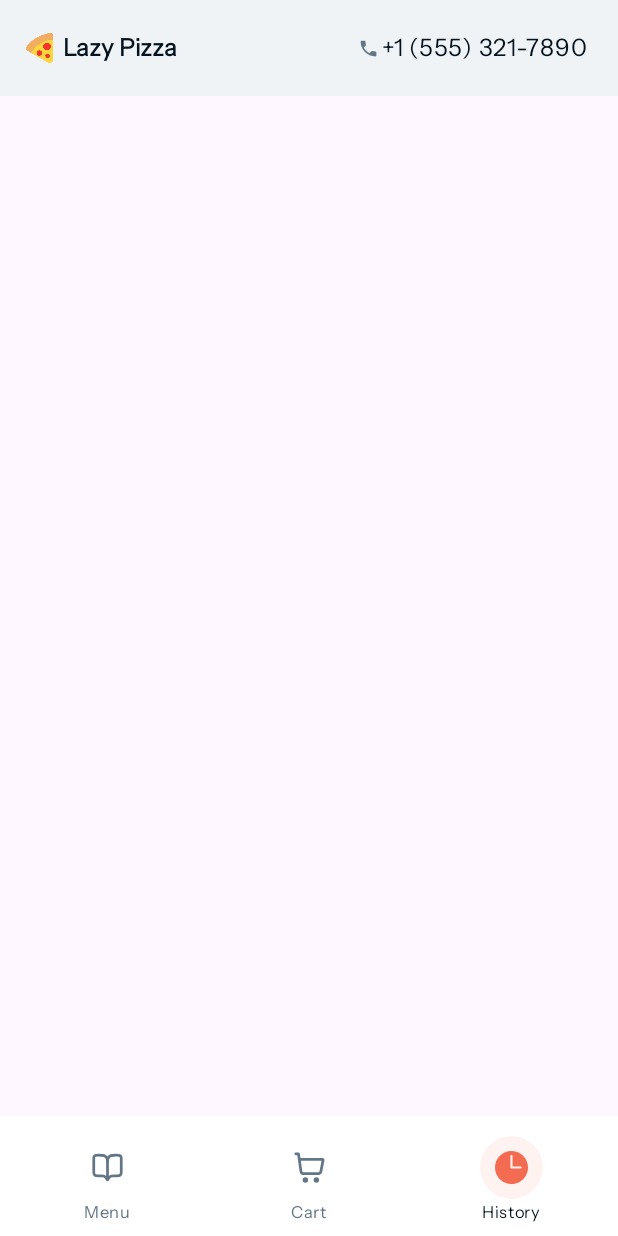
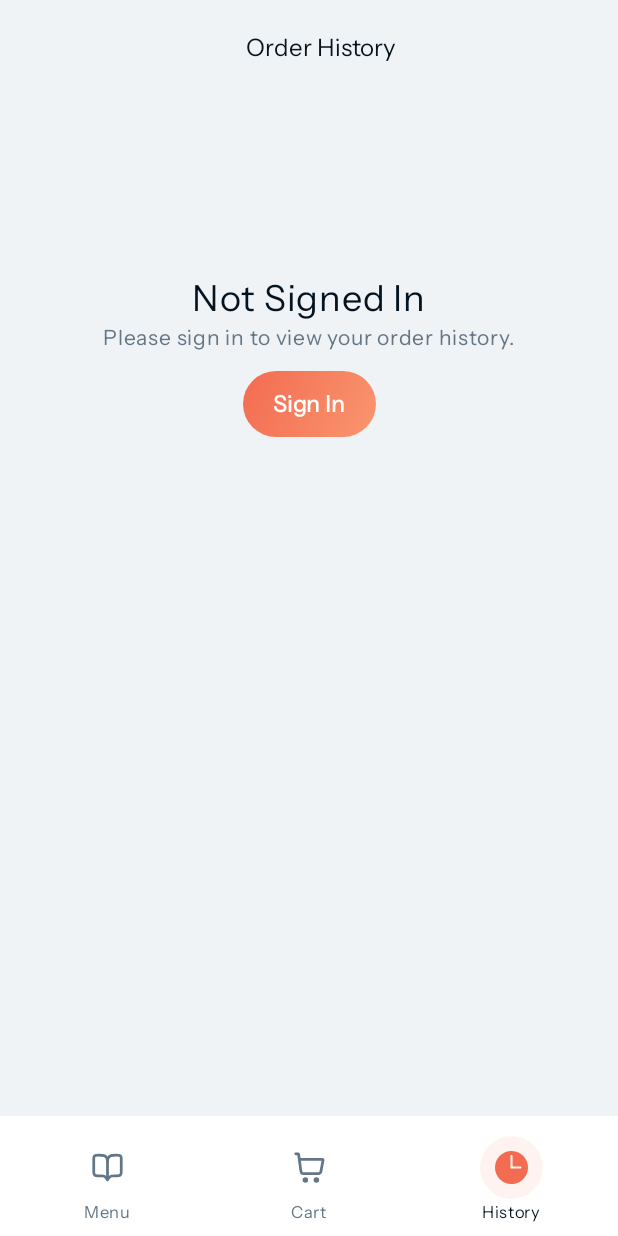
Before and after one commit to patelayush/LazyPizza, an Android app built with Jetpack Compose: the screen it shows after launch (MainActivity), after a tap on "History", on a phone screen of 412 x 824 dp. Run offline under Robolectric (Android 15) with nearby library versions, the phone set to English and light mode, and no system bars; our stand-ins replace Firebase (no records; nobody signed in at launch, a user with empty details on screens opened directly); 2 other taps on this screen came first.

Commit message:
Adds OrderHistory screen

```diff
--- a/app/src/main/java/com/example/lazypizza/MainActivity.kt
+++ b/app/src/main/java/com/example/lazypizza/MainActivity.kt
@@ -36,6 +36,7 @@ import androidx.compose.ui.platform.LocalConfiguration
 import androidx.compose.ui.platform.LocalContext
 import androidx.compose.ui.res.painterResource
 import androidx.compose.ui.text.font.FontWeight
+import androidx.compose.ui.text.style.TextAlign
 import androidx.compose.ui.unit.dp
 import androidx.compose.ui.unit.sp
 import androidx.core.net.toUri
@@ -44,6 +45,7 @@ import androidx.lifecycle.lifecycleScope
 import androidx.lifecycle.viewmodel.compose.viewModel
 import com.example.lazypizza.screens.CartScreen
 import com.example.lazypizza.screens.MenuScreen
+import com.example.lazypizza.screens.OrderHistory
 import com.example.lazypizza.screens.PizzaScreen
 import com.example.lazypizza.ui.theme.FontFamily
 import com.example.lazypizza.ui.theme.LazyPizzaTheme
@@ -79,6 +81,8 @@ class MainActivity : ComponentActivity() {
                     topBar = {
                         TopAppBar(
                             title = {
+                                when (homeViewModel.currentTabSelected.value) {
+                                    Screen.MenuScreen -> {
                                         if (homeViewModel.currentMenuStackScreen.value == MenuStack.MenuScreen) {
                                             Row(
                                                 verticalAlignment = Alignment.CenterVertically,
@@ -98,9 +102,37 @@ class MainActivity : ComponentActivity() {
                                                 )
                                             }
                                         }
+                                    }
+
+                                    Screen.CartScreen -> {
+                                        Text(
+                                            text = "Cart",
+                                            fontSize = 16.sp,
+                                            fontFamily = FontFamily,
+                                            fontWeight = FontWeight.Medium,
+                                            color = TextPrimary,
+                                            textAlign = TextAlign.Center,
+                                            modifier = Modifier.fillMaxWidth()
+                                        )
+                                    }
+
+                                    Screen.OrderHistoryScreen -> {
+                                        Text(
+                                            text = "Order History",
+                                            fontSize = 16.sp,
+                                            fontFamily = FontFamily,
+                                            fontWeight = FontWeight.Medium,
+                                            color = TextPrimary,
+                                            textAlign = TextAlign.Center,
+                                            modifier = Modifier.fillMaxWidth()
+                                        )
+                                    }
+                                }
                             },
                             actions = {
-                                if (homeViewModel.currentMenuStackScreen.value == MenuStack.MenuScreen) {
+                                if (homeViewModel.currentTabSelected.value == Screen.MenuScreen
+                                    && homeViewModel.currentMenuStackScreen.value == MenuStack.MenuScreen
+                                ) {
                                     Row(
                                         verticalAlignment = Alignment.CenterVertically,
                                         horizontalArrangement = Arrangement.spacedBy(2.dp),
@@ -217,7 +249,11 @@ class MainActivity : ComponentActivity() {
                                 isScreenWide = isScreenWide,
                             )
 
-                            else -> {}
+                            Screen.OrderHistoryScreen -> OrderHistory(
+                                modifier = Modifier,
+                                viewModel = homeViewModel,
+                                isScreenWide = isScreenWide,
+                            )
                         }
 
                         if (homeViewModel.isLoading.value) {
--- /dev/null
+++ b/app/src/main/java/com/example/lazypizza/screens/HistoryScreen.kt
@@ -0,0 +1,104 @@
+package com.example.lazypizza.screens
+
+import GradientButton
+import androidx.compose.foundation.background
+import androidx.compose.foundation.layout.Box
+import androidx.compose.foundation.layout.Column
+import androidx.compose.foundation.layout.fillMaxSize
+import androidx.compose.foundation.layout.fillMaxWidth
+import androidx.compose.foundation.layout.padding
+import androidx.compose.material3.Text
+import androidx.compose.runtime.Composable
+import androidx.compose.runtime.snapshots.SnapshotStateList
+import androidx.compose.ui.Alignment
+import androidx.compose.ui.Modifier
+import androidx.compose.ui.text.font.FontWeight
+import androidx.compose.ui.tooling.preview.Preview
+import androidx.compose.ui.unit.dp
+import androidx.compose.ui.unit.sp
+import com.example.lazypizza.repository.CartItem
+import com.example.lazypizza.ui.theme.FontFamily
+import com.example.lazypizza.ui.theme.SurfaceHighest
+import com.example.lazypizza.ui.theme.TextPrimary
+import com.example.lazypizza.ui.theme.TextSeconday
+import com.example.lazypizza.viewmodel.HomeViewModel
+import com.example.lazypizza.viewmodel.Screen
+import com.example.lazypizza.widescreens.WideOrderHistoryScreenContent
+
+@Composable
+fun OrderHistory(modifier: Modifier = Modifier, viewModel: HomeViewModel, isScreenWide: Boolean) {
+    Box(modifier.fillMaxSize().background(SurfaceHighest)) {
+        if (isScreenWide) {
+            WideOrderHistoryScreenContent(
+                cartItems = viewModel.cartItems,
+                loginClicked = {
+                    viewModel.switchTab(Screen.MenuScreen)
+                }
+            )
+        } else {
+            OrderHistoryScreenContent(
+                cartItems = viewModel.cartItems,
+                loginClicked = {
+                   TODO()
+                }
+            )
+        }
+    }
+}
+
+@Composable
+fun OrderHistoryScreenContent(
+    modifier: Modifier = Modifier,
+    cartItems: SnapshotStateList<CartItem>,
+    loginClicked: () -> Unit,
+) {
+    Box(modifier.fillMaxSize()) {
+        if (cartItems.isEmpty()) {
+            EmptyHistory(
+                modifier = Modifier.padding(top = 120.dp),
+                loginClicked = loginClicked
+            )
+        } else {
+
+        }
+    }
+}
+
+@Composable
+fun EmptyHistory(modifier: Modifier, loginClicked: () -> Unit) {
+    Column(
+        modifier = modifier.fillMaxWidth(),
+        horizontalAlignment = Alignment.CenterHorizontally
+    ) {
+        Text(
+            text = "Not Signed In",
+            fontSize = 24.sp,
+            fontFamily = FontFamily,
+            fontWeight = FontWeight.Medium,
+            color = TextPrimary
+        )
+        Text(
+            text = "Please sign in to view your order history.",
+            fontSize = 14.sp,
+            fontFamily = FontFamily,
+            fontWeight = FontWeight.Normal,
+            color = TextSeconday,
+        )
+        GradientButton(
+            modifier = Modifier
+                .padding(top = 10.dp),
+            text = "Sign In",
+            onCLick = loginClicked
+        )
+    }
+}
+
+
+@Preview
+@Composable
+private fun OrderHistoryScreenPreview() {
+    OrderHistoryScreenContent(
+        cartItems = mutableListOf<CartItem>() as SnapshotStateList<CartItem>,
+        loginClicked = {}
+    )
+}
```
Also changed, not shown: app/src/main/java/com/example/lazypizza/widescreens/WideOrderHistoryScreen.kt (added, +40 -0 lines). Lines whose indentation alone changed are shown as unchanged.
